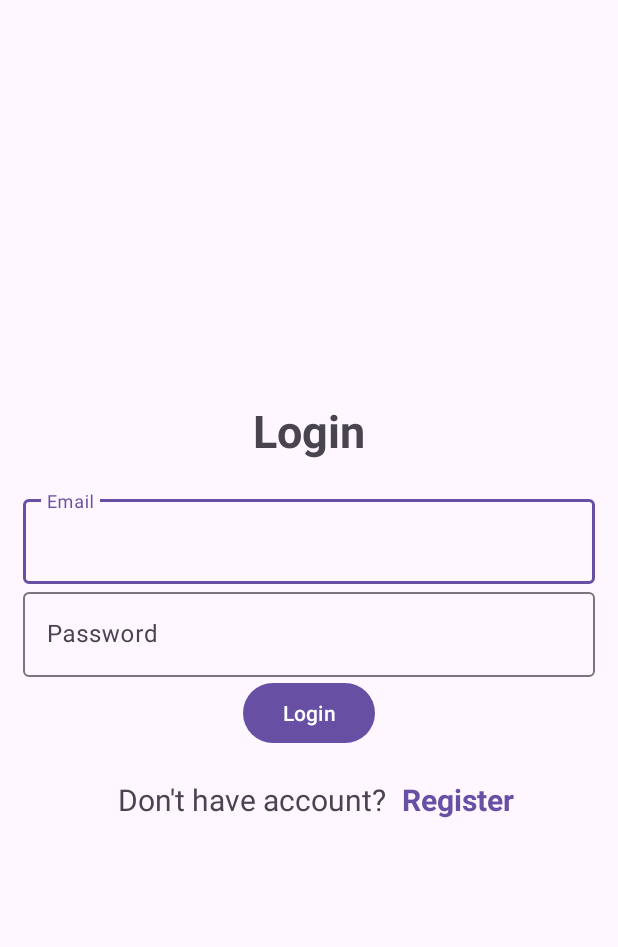
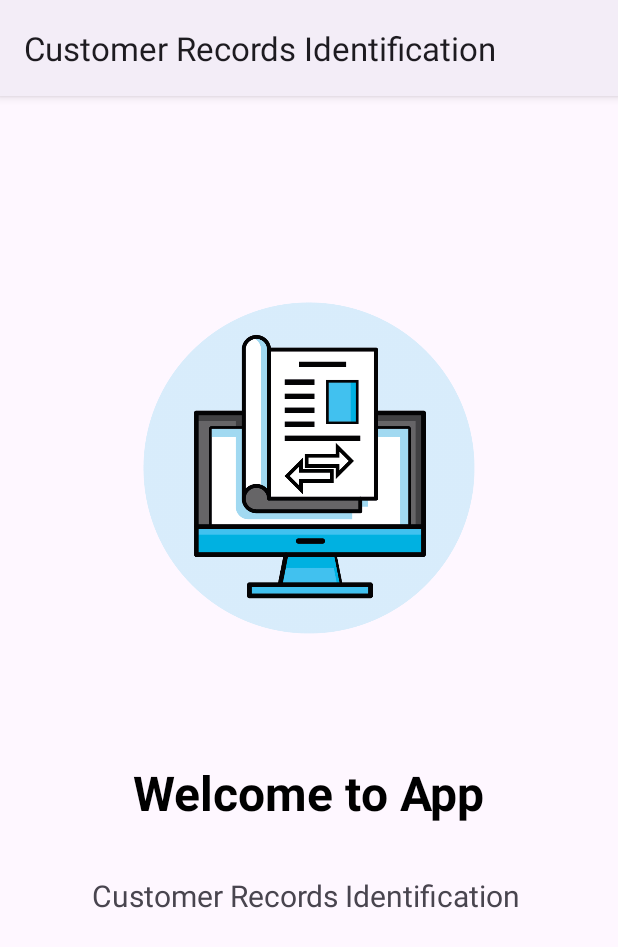
Before and after one commit to Muhammadimran7808/Customer-Records-dentification, an Android app: the first screen one second after launch (Login before the commit, WelcomeWindow after it), on a phone screen of 412 x 824 dp. Shown: the top 947 px of the screen. Run offline under Robolectric (Android 15) with nearby library versions, the phone set to English and light mode, and no system bars.

Commit message:
add welcome screen and fix some issue

```diff
--- a/app/src/main/AndroidManifest.xml
+++ b/app/src/main/AndroidManifest.xml
@@ -3,6 +3,12 @@
     xmlns:tools="http://schemas.android.com/tools">
 
     <uses-permission android:name="android.permission.INTERNET" />
+    <uses-permission android:name="android.permission.READ_MEDIA_IMAGES" />
+    <uses-permission android:name="android.permission.READ_MEDIA_VIDEO" />
+    <uses-permission android:name="android.permission.READ_EXTERNAL_STORAGE" />
+    <uses-permission android:name="android.permission.WRITE_EXTERNAL_STORAGE" />
+
+
 
     <application
         android:allowBackup="true"
@@ -14,16 +20,22 @@
         android:supportsRtl="true"
         android:theme="@style/Theme.Material3.Light"
         tools:targetApi="31">
+        <activity
+            android:name=".WelcomeWindow"
+            android:exported="true">
+            <intent-filter>
+                <action android:name="android.intent.action.MAIN" />
 
+                <category android:name="android.intent.category.LAUNCHER" />
+            </intent-filter>
+        </activity>
         <activity
             android:name=".MainActivity"
             android:exported="false" />
-
         <activity
             android:name=".SearchCustomer"
             android:exported="false"
             android:parentActivityName=".MainActivity" />
-
         <activity
             android:name=".Register"
             android:exported="false"
@@ -32,11 +44,7 @@
             android:name=".Login"
             android:exported="true"
             android:theme="@style/Theme.Material3.Light.NoActionBar">
-            <intent-filter>
-                <action android:name="android.intent.action.MAIN" />
 
-                <category android:name="android.intent.category.LAUNCHER" />
-            </intent-filter>
         </activity>
     </application>
 
--- a/app/src/main/java/com/example/customerrecordsidentification/Login.java
+++ b/app/src/main/java/com/example/customerrecordsidentification/Login.java
@@ -28,18 +28,6 @@ public class Login extends AppCompatActivity {
 
 
     @Override
-    public void onStart() {
-        super.onStart();
-        // Check if user is signed in (non-null) and update UI accordingly.
-        FirebaseUser currentUser = mAuth.getCurrentUser();
-        if(currentUser != null){
-            Intent intent = new Intent(getApplicationContext(), MainActivity.class);
-            startActivity(intent);
-            finish();
-        }
-    }
-
-    @Override
     protected void onCreate(Bundle savedInstanceState) {
         super.onCreate(savedInstanceState);
         setContentView(R.layout.activity_login);
@@ -63,7 +51,7 @@ public class Login extends AppCompatActivity {
         buttonLogin.setOnClickListener(new View.OnClickListener() {
             @Override
             public void onClick(View v) {
-                progressBar.setVisibility(View.VISIBLE);
+
                 String email, password;
 
                 email = String.valueOf(editTextEmail.getText());
@@ -71,13 +59,14 @@ public class Login extends AppCompatActivity {
 
                 if (TextUtils.isEmpty(email)) {
                     Toast.makeText(Login.this, "Enter Email", Toast.LENGTH_SHORT).show();
+
                     return;
                 }
                 if (TextUtils.isEmpty(password)) {
                     Toast.makeText(Login.this, "Enter Password", Toast.LENGTH_SHORT).show();
                     return;
                 }
-
+                progressBar.setVisibility(View.VISIBLE);
                 mAuth.signInWithEmailAndPassword(email, password)
                         .addOnCompleteListener(new OnCompleteListener<AuthResult>() {
                             @Override
--- a/app/src/main/java/com/example/customerrecordsidentification/Register.java
+++ b/app/src/main/java/com/example/customerrecordsidentification/Register.java
@@ -51,18 +51,6 @@ public class Register extends AppCompatActivity {
     Uri imageUri;
     StorageReference storageReference;
 
-
-    @Override
-    public void onStart() {
-        super.onStart();
-        // Check if user is signed in (non-null) and update UI accordingly.
-        FirebaseUser currentUser = mAuth.getCurrentUser();
-        if (currentUser != null) {
-            Intent intent = new Intent(getApplicationContext(), MainActivity.class);
-            startActivity(intent);
-            finish();
-        }
-    }
 
     @Override
     protected void onCreate(Bundle savedInstanceState) {
@@ -178,6 +166,7 @@ public class Register extends AppCompatActivity {
     }
 
     private void uploadImage() {
+        try {
             SimpleDateFormat formatter = new SimpleDateFormat("yyyy_MM_dd_HH_mm_ss", Locale.CANADA);
             Date now = new Date();
             String fileName = formatter.format(now);
@@ -216,6 +205,10 @@ public class Register extends AppCompatActivity {
                             Toast.makeText(Register.this, "Failed to Upload", Toast.LENGTH_SHORT).show();
                         }
                     });
+
+        } catch (Exception e) {
+            Toast.makeText(Register.this, "An error occurred: " + e.getMessage(), Toast.LENGTH_SHORT).show();
+        }
     }
 
 
--- /dev/null
+++ b/app/src/main/java/com/example/customerrecordsidentification/WelcomeWindow.java
@@ -0,0 +1,24 @@
+package com.example.customerrecordsidentification;
+
+import androidx.appcompat.app.AppCompatActivity;
+
+import android.content.Intent;
+import android.os.Bundle;
+import android.os.Handler;
+
+import android.os.Bundle;
+
+public class WelcomeWindow extends AppCompatActivity {
+
+    @Override
+    protected void onCreate(Bundle savedInstanceState) {
+        super.onCreate(savedInstanceState);
+        setContentView(R.layout.activity_welcome_window);
+
+        new Handler().postDelayed(() -> {
+            Intent intent = new Intent(WelcomeWindow.this, Login.class);
+            startActivity(intent);
+            finish();
+        }, 3000); // 3-second delay
+    }
+}
--- /dev/null
+++ b/app/src/main/res/layout/activity_welcome_window.xml
@@ -0,0 +1,52 @@
+<?xml version="1.0" encoding="utf-8"?>
+<androidx.constraintlayout.widget.ConstraintLayout xmlns:android="http://schemas.android.com/apk/res/android"
+    xmlns:app="http://schemas.android.com/apk/res-auto"
+    xmlns:tools="http://schemas.android.com/tools"
+    android:layout_width="match_parent"
+    android:layout_height="match_parent"
+    tools:context=".WelcomeWindow">
+
+    <!-- Logo ImageView -->
+
+    <!-- Welcome TextView -->
+
+    <ImageView
+        android:id="@+id/logoImageView"
+        android:layout_width="361dp"
+        android:layout_height="312dp"
+        android:layout_marginTop="92dp"
+        android:contentDescription="@string/logo"
+        android:src="@drawable/logo"
+        app:layout_constraintEnd_toEndOf="parent"
+        app:layout_constraintStart_toStartOf="parent"
+        app:layout_constraintTop_toTopOf="parent" />
+
+    <TextView
+        android:id="@+id/welcomeTextView"
+        android:layout_width="wrap_content"
+        android:layout_height="wrap_content"
+        android:text="@string/welcome_to_app"
+        android:textColor="@android:color/black"
+        android:textSize="32sp"
+        android:textStyle="bold"
+        app:layout_constraintBottom_toBottomOf="parent"
+        app:layout_constraintEnd_toEndOf="parent"
+        app:layout_constraintStart_toStartOf="parent"
+        app:layout_constraintTop_toBottomOf="@id/logoImageView"
+        app:layout_constraintVertical_bias="0.124" />
+
+    <TextView
+        android:id="@+id/textView"
+        android:layout_width="wrap_content"
+        android:layout_height="wrap_content"
+        android:text="@string/customer_records_identification"
+        app:layout_constraintBottom_toBottomOf="parent"
+        app:layout_constraintEnd_toEndOf="parent"
+        app:layout_constraintHorizontal_bias="0.488"
+        app:layout_constraintStart_toStartOf="parent"
+        app:layout_constraintTop_toBottomOf="@+id/welcomeTextView"
+        android:textSize="20sp"
+        app:layout_constraintVertical_bias="0.134" />
+
+
+</androidx.constraintlayout.widget.ConstraintLayout>
--- a/app/src/main/res/values/strings.xml
+++ b/app/src/main/res/values/strings.xml
@@ -15,4 +15,7 @@
     <string name="select_image">Select Image</string>
     <string name="logout_button">Logout Button</string>
     <string name="user_image">User image</string>
+    <string name="welcome_to_app">Welcome to App</string>
+    <string name="logo">logo</string>
+    <string name="customer_records_identification">Customer Records Identification</string>
 </resources>
```
Also changed, not shown: app/src/main/res/drawable/logo.png (added). Lines whose indentation alone changed are shown as unchanged.
